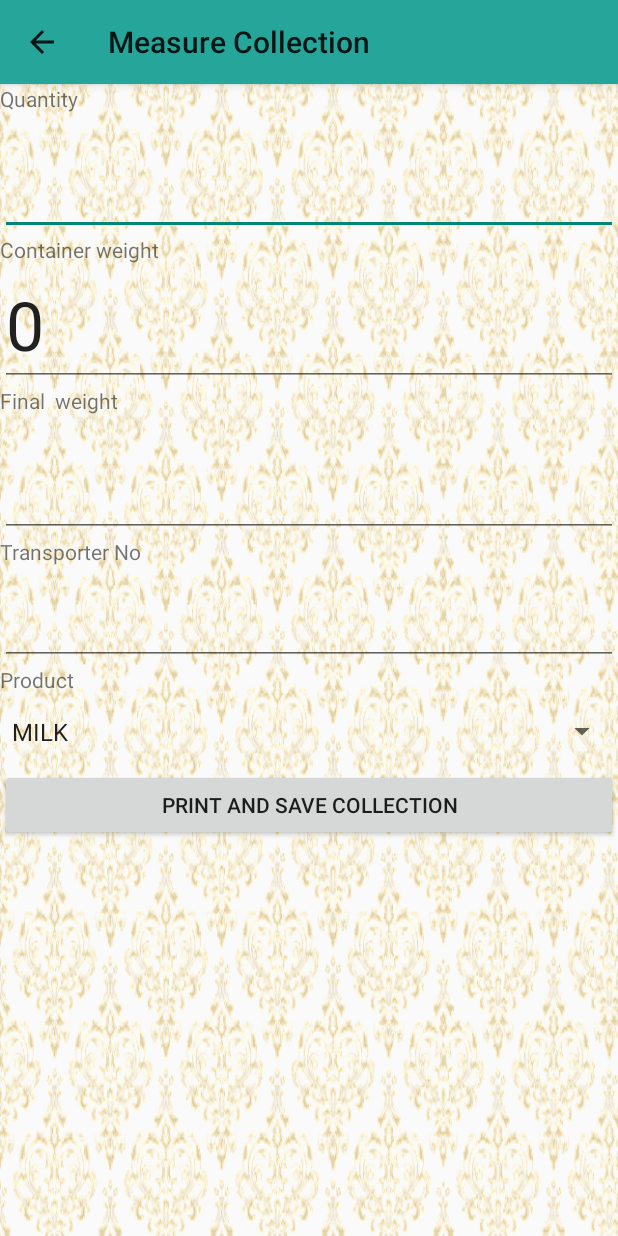
After one commit to Omwitsa/easyma_new, an Android app: the TransporterCollection screen opened directly, with no data from a screen before it, on a phone screen of 412 x 824 dp. The commit adds this screen. Run offline under Robolectric (Android 15) with nearby library versions, the phone set to English and light mode, and no system bars.

Commit message:
Save changes

```diff
--- a/app/src/main/AndroidManifest.xml
+++ b/app/src/main/AndroidManifest.xml
@@ -31,9 +31,12 @@
         android:label="@string/app_name"
         android:supportsRtl="true"
         android:theme="@style/Theme.AppCompat.Light.NoActionBar"
+        android:usesCleartextTraffic="true"
         tools:replace="android:icon,android:theme"
-        android:usesCleartextTraffic="true"
         tools:targetApi="m">
+        <activity
+            android:name=".TransporterCollection"
+            android:exported="false" />
         <activity
             android:name=".Main2Activity"
             android:exported="false"
--- a/app/src/main/java/Rest/ApiInterface.java
+++ b/app/src/main/java/Rest/ApiInterface.java
@@ -4,6 +4,7 @@ import model.ProductResp;
 import model.Response;
 import model.Supplier;
 import model.SynchData;
+import model.TCollection;
 import retrofit2.Call;
 import retrofit2.http.Body;
 import retrofit2.http.GET;
@@ -13,6 +14,8 @@ import retrofit2.http.Query;
 public interface ApiInterface {
     @POST("webservice/users/login")
     Call<Response> login(@Body SynchData synchData);
+    @POST("webservice/users/transporterIntake")
+    Call<Response> transporterIntake(@Body TCollection collection);
     @GET("webservice/users/getItems")
     Call<ProductResp> getItems(@Query("saccoCode") String saccoCode);
     @POST("webservice/users/registerSupplier")
--- /dev/null
+++ b/app/src/main/java/com/myactivities/TransporterCollection.java
@@ -0,0 +1,231 @@
+package com.myactivities;
+
+import androidx.appcompat.app.AppCompatActivity;
+import androidx.appcompat.widget.Toolbar;
+
+import android.app.AlertDialog;
+import android.content.Context;
+import android.content.DialogInterface;
+import android.content.Intent;
+import android.content.SharedPreferences;
+import android.database.Cursor;
+import android.database.sqlite.SQLiteDatabase;
+import android.os.Bundle;
+import android.text.Editable;
+import android.text.TextUtils;
+import android.text.TextWatcher;
+import android.view.View;
+import android.view.WindowManager;
+import android.widget.AdapterView;
+import android.widget.ArrayAdapter;
+import android.widget.Button;
+import android.widget.EditText;
+import android.widget.Spinner;
+
+import java.text.SimpleDateFormat;
+import java.util.ArrayList;
+import java.util.Calendar;
+
+import util.AppConstants;
+import util.DateUtil;
+
+public class TransporterCollection extends AppCompatActivity {
+    public EditText TextView,TextViewc,TextViewf,tno;
+    SharedPreferences sharedPreferences;
+    SQLiteDatabase db;
+    String product, transNo;
+    private String _qty = "0";
+    private String _container = "0";
+
+    @Override
+    protected void onCreate(Bundle savedInstanceState) {
+        super.onCreate(savedInstanceState);
+
+        getWindow().setFlags(WindowManager.LayoutParams.FLAG_BLUR_BEHIND, WindowManager.LayoutParams.FLAG_BLUR_BEHIND);
+        this.getWindow().addFlags(WindowManager.LayoutParams.FLAG_KEEP_SCREEN_ON);
+        setContentView(R.layout.activity_transporter_collection);
+
+        sharedPreferences = getSharedPreferences("preferences", MODE_PRIVATE);
+        Toolbar myToolbar = (Toolbar) findViewById(R.id.my_toolbar);
+        myToolbar.setTitle("Measure Collection");
+        setSupportActionBar(myToolbar);
+
+        myToolbar.setNavigationOnClickListener(new View.OnClickListener() {
+            @Override
+            public void onClick(View view) {
+                finish();
+            }
+        });
+
+        getSupportActionBar().setDisplayHomeAsUpEnabled(true);
+        getSupportActionBar().setDisplayShowHomeEnabled(true);
+
+        tno = (EditText) findViewById(R.id.tno);
+        TextView = (EditText) findViewById(R.id.TextView);
+        TextViewc  = findViewById(R.id.TextViewc);
+        TextViewf  = findViewById(R.id.TextViewf);
+        TextViewc.setText("0");
+
+        Button btnRegister = (Button) findViewById(R.id.save);
+        btnRegister.setOnClickListener(new View.OnClickListener() {
+            @Override
+            public void onClick(View view) {
+                if (TextView.getText().toString().trim().length() == 0 ||
+                        TextViewf.getText().toString().trim().length() == 0 ||
+                        tno.getText().toString().trim().length() == 0) {
+                    showMessage("Error", "Please enter all values");
+                    return;
+                } else{
+                    dialog();
+                }
+            }
+        });
+
+        TextView.addTextChangedListener(new TextWatcher() {
+            @Override
+            public void beforeTextChanged(CharSequence charSequence, int i, int i1, int i2) {
+
+            }
+
+            @Override
+            public void onTextChanged(CharSequence charSequence, int i, int i1, int i2) {
+
+            }
+
+            @Override
+            public void afterTextChanged(Editable editable) {
+                _qty = editable.toString();
+                calculateFinalQnty();
+            }
+        });
+
+        TextViewc.addTextChangedListener(new TextWatcher() {
+            @Override
+            public void beforeTextChanged(CharSequence charSequence, int i, int i1, int i2) {
+
+            }
+
+            @Override
+            public void onTextChanged(CharSequence charSequence, int i, int i1, int i2) {
+
+            }
+
+            @Override
+            public void afterTextChanged(Editable editable) {
+                _container = editable.toString();
+                calculateFinalQnty();
+            }
+        });
+
+        db = openOrCreateDatabase("CollectionDB", Context.MODE_PRIVATE, null);
+        db.execSQL("CREATE TABLE IF NOT EXISTS products(type VARCHAR);");
+        Cursor c = db.rawQuery("SELECT * FROM products", null);
+
+        if (c.getCount() == 0) {
+            db.execSQL("INSERT INTO products VALUES('MILK');");
+        }
+
+        ArrayList productList = new ArrayList<>();
+        c = db.rawQuery("SELECT type FROM products", null);
+        try{
+            while (c.moveToNext()) {
+                String product = c.getString(0);
+                productList.add(product);
+            }
+        }
+        catch (Exception e){
+            System.out.println("Exception :" + e.getMessage());
+        }
+
+        ArrayAdapter<String> productAdapter = new ArrayAdapter<String>(this, android.R.layout.simple_spinner_item, productList);
+        productAdapter.setDropDownViewResource(android.R.layout.simple_spinner_dropdown_item);
+        final Spinner productSpinner = (Spinner) findViewById(R.id.product);
+        productSpinner.setAdapter(productAdapter);
+
+        productSpinner.setOnItemSelectedListener(new AdapterView.OnItemSelectedListener() {
+            @Override
+            public void onItemSelected(AdapterView<?> parent, View view, int position, long id) {
+                product = productSpinner.getSelectedItem().toString();
+//                String product = parent.getItemAtPosition(position).toString();
+            }
+            @Override
+            public void onNothingSelected(AdapterView <?> parent) {
+            }
+        });
+
+        transNo = tno.getText().toString().trim();
+        db = openOrCreateDatabase("CollectionDB", Context.MODE_PRIVATE, null);
+        db.execSQL("CREATE TABLE IF NOT EXISTS TransporterCollection(transCode VARCHAR,actualKg VARCHAR,date DATETIME,auditId VARCHAR,status VARCHAR,type VARCHAR,saccoCode VARCHAR,transdate DATETIME,printed VARCHAR);");
+    }
+
+    public void showMessage(String title, String message) {
+        AlertDialog.Builder builder = new AlertDialog.Builder(this);
+        builder.setCancelable(true);
+        builder.setTitle(title);
+        builder.setMessage(message);
+        builder.show();
+    }
+
+    private void calculateFinalQnty() {
+        _qty = TextUtils.isEmpty(_qty) ? "0" : _qty ;
+        _container = TextUtils.isEmpty(_container) ? "0" : _container ;
+        double qty = Double.parseDouble(_qty);
+        double container = Double.parseDouble(_container);
+        double finalQty = qty - container;
+        if (finalQty > 0){
+            TextViewf.setText("" + finalQty);
+        }
+    }
+
+    protected void dialog() {
+        StringBuffer buffer = new StringBuffer();
+        AlertDialog.Builder build = new AlertDialog.Builder(TransporterCollection.this);
+        build.setTitle("Confirmation :TNo=" + tno.getText() + " and Quantity =" + TextViewf.getText().toString() + "  using:Main");
+        build.setPositiveButton(R.string.ok,
+                new DialogInterface.OnClickListener() {
+                    @Override
+                    public void onClick(DialogInterface dialog, int which) {
+                        dialog.dismiss();
+                        String user = null;
+                        long milis1 = System.currentTimeMillis();
+                        String date_print = DateUtil.timeMilisToString(milis1, "yyyy-MM-dd");
+
+                        Calendar c = Calendar.getInstance();
+                        SimpleDateFormat sdf = new SimpleDateFormat("yyyy-MM-dd HH:mm:ss");
+                        String date1 = sdf.format(c.getTime());
+                        SimpleDateFormat ff = new SimpleDateFormat("yyyy-MM-dd");
+                        String trans= ff.format(c.getTime());
+                        final String branchhh = "MAIN";
+
+                        String transporter = tno.getText().toString().trim().toUpperCase();
+                        String loggenInUser = sharedPreferences.getString("loggedInUser", "");
+                        db.execSQL("INSERT INTO TransporterCollection  VALUES('" + transporter + "', '" + TextViewf.getText() + "', '" + date1 +"','" + loggenInUser + "','0','" + product + "','" + AppConstants.SACCO_CODE + "', '"+date_print +"', '0');");
+                        showMessage("Success", "Record added");
+                        TextViewf.setText("0");
+                        TextView.setText("0");
+                        tno.setText("");
+
+                        Intent i = new Intent(getApplicationContext(), MainPrintActivity.class);
+                        Bundle bundle = new Bundle();
+                        bundle.putBoolean("isTransporter", true);
+                        bundle.putString("qty", TextViewf.getText().toString());
+                        bundle.putString("tno", transporter);
+                        bundle.putString("product", product);
+                        i.putExtras(bundle);
+                        startActivity(i);
+                    }
+                });
+
+
+        build.setNegativeButton(R.string.cancel,
+                new DialogInterface.OnClickListener() {
+                    @Override
+                    public void onClick(DialogInterface dialog, int which) {
+                        dialog.dismiss();
+                    }
+                });
+        build.create().show();
+    }
+
+
+}
--- /dev/null
+++ b/app/src/main/res/layout/activity_transporter_collection.xml
@@ -0,0 +1,128 @@
+<?xml version="1.0" encoding="utf-8"?>
+<ScrollView xmlns:android="http://schemas.android.com/apk/res/android"
+    android:layout_width="fill_parent"
+    android:layout_height="fill_parent"
+    xmlns:app="http://schemas.android.com/apk/res-auto"
+    android:background="@drawable/bg3"
+    android:fitsSystemWindows="true">
+
+    <LinearLayout
+        android:id="@+id/widget55"
+        android:layout_width="fill_parent"
+        android:layout_height="fill_parent"
+        android:layout_alignParentLeft="true"
+        android:layout_alignParentTop="true"
+        android:orientation="vertical" >
+
+        <androidx.appcompat.widget.Toolbar
+            android:id="@+id/my_toolbar"
+            android:layout_width="match_parent"
+            android:layout_height="?attr/actionBarSize"
+            android:elevation="4dp"
+            android:background="@color/tabteal"
+            android:theme="@style/ThemeOverlay.AppCompat.ActionBar"
+            app:popupTheme="@style/ThemeOverlay.AppCompat.Light"/>
+        <TableLayout
+            android:id="@+id/widget56"
+            android:layout_width="fill_parent"
+            android:layout_height="fill_parent"
+            android:orientation="vertical" >
+
+            <EditText
+                android:id="@+id/sTextView"
+                android:layout_width="wrap_content"
+                android:layout_height="50dp"
+                android:textSize="18sp"
+                android:visibility="gone" >
+            </EditText>
+
+            <TextView
+                android:id="@+id/qty"
+                android:layout_width="wrap_content"
+                android:layout_height="wrap_content"
+                android:text="Quantity" >
+            </TextView>
+
+            <EditText
+                android:id="@+id/TextView"
+                android:layout_width="wrap_content"
+                android:layout_height="wrap_content"
+                android:inputType="numberDecimal"
+                android:scrollHorizontally="false"
+                android:scrollbars="vertical"
+                android:textSize="45sp" >
+            </EditText>
+
+            <TextView
+                android:id="@+id/cont"
+                android:layout_width="wrap_content"
+                android:layout_height="wrap_content"
+                android:text="Container weight" >
+            </TextView>
+
+            <EditText
+                android:id="@+id/TextViewc"
+                android:layout_width="wrap_content"
+                android:layout_height="wrap_content"
+                android:inputType="numberDecimal"
+                android:scrollHorizontally="false"
+                android:scrollbars="vertical"
+                android:textSize="45sp" >
+            </EditText>
+
+            <TextView
+                android:id="@+id/finale"
+                android:layout_width="wrap_content"
+                android:layout_height="wrap_content"
+                android:text="Final  weight" >
+            </TextView>
+
+            <EditText
+                android:id="@+id/TextViewf"
+                android:layout_width="wrap_content"
+                android:layout_height="wrap_content"
+                android:editable="false"
+                android:scrollHorizontally="false"
+                android:scrollbars="vertical"
+                android:textSize="45sp" >
+            </EditText>
+
+            <TextView
+                android:id="@+id/widget64"
+                android:layout_width="wrap_content"
+                android:layout_height="wrap_content"
+                android:text="Transporter No" >
+            </TextView>
+
+            <EditText
+                android:id="@+id/tno"
+                android:layout_width="wrap_content"
+                android:layout_height="wrap_content"
+                android:inputType="textCapCharacters"
+                android:textSize="34sp">
+            </EditText>
+
+            <TextView
+                android:id="@+id/txt_product"
+                android:layout_width="wrap_content"
+                android:layout_height="wrap_content"
+                android:text="Product" >
+            </TextView>
+
+            <Spinner
+                android:id="@+id/product"
+                android:layout_width="match_parent"
+                android:layout_height="50dp"
+                />
+
+            <Button
+                android:id="@+id/save"
+                android:layout_width="wrap_content"
+                android:layout_height="wrap_content"
+                android:layout_alignTop="@+id/back"
+                android:text="Print and Save Collection" >
+            </Button>
+
+        </TableLayout>
+    </LinearLayout>
+</ScrollView>
```
Also changed, not shown: app/src/main/java/com/myactivities/MainPrintActivity.java (+15 -7 lines), app/src/main/java/com/myactivities/MonitorActivity.java (+4 -4 lines), app/src/main/java/com/myactivities/SuperAdminActivity.java (+66 -119 lines), app/src/main/java/com/myactivities/SuperAdminLogin.java (+4 -4 lines), app/src/main/java/model/TCollection.java (added, +53 -0 lines), app/src/main/res/layout/activity_super_admin.xml (+25 -27 lines), app/src/main/res/menu/menu_addplant.xml (deleted, +0 -8 lines), app/src/main/res/menu/menu_collection.xml (added, +8 -0 lines), 172 other files.
